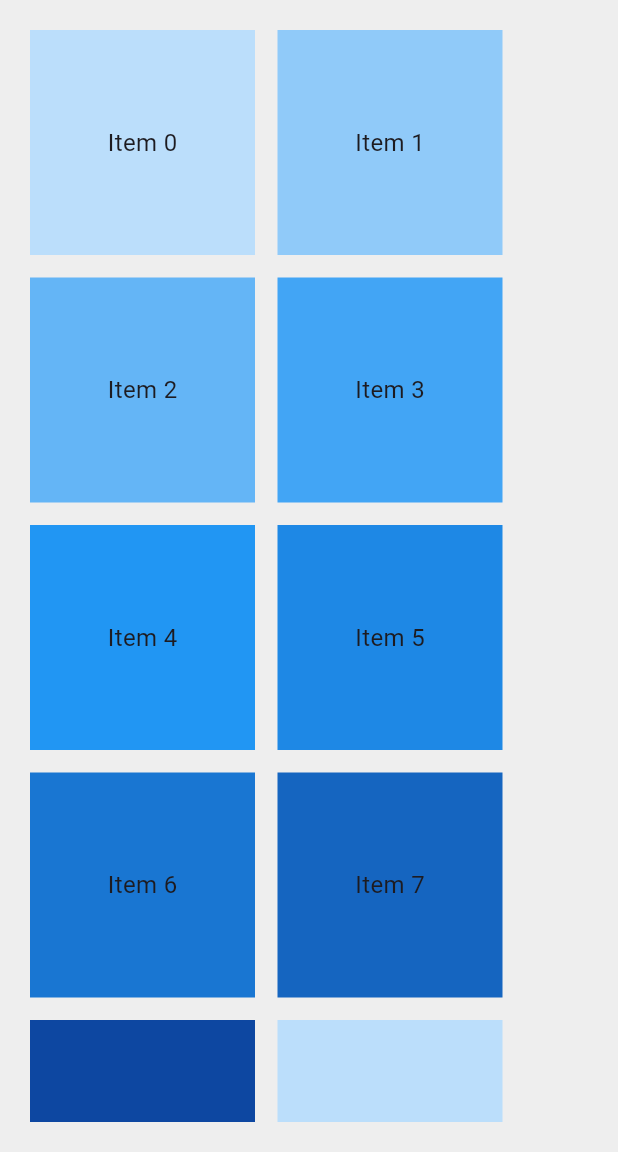
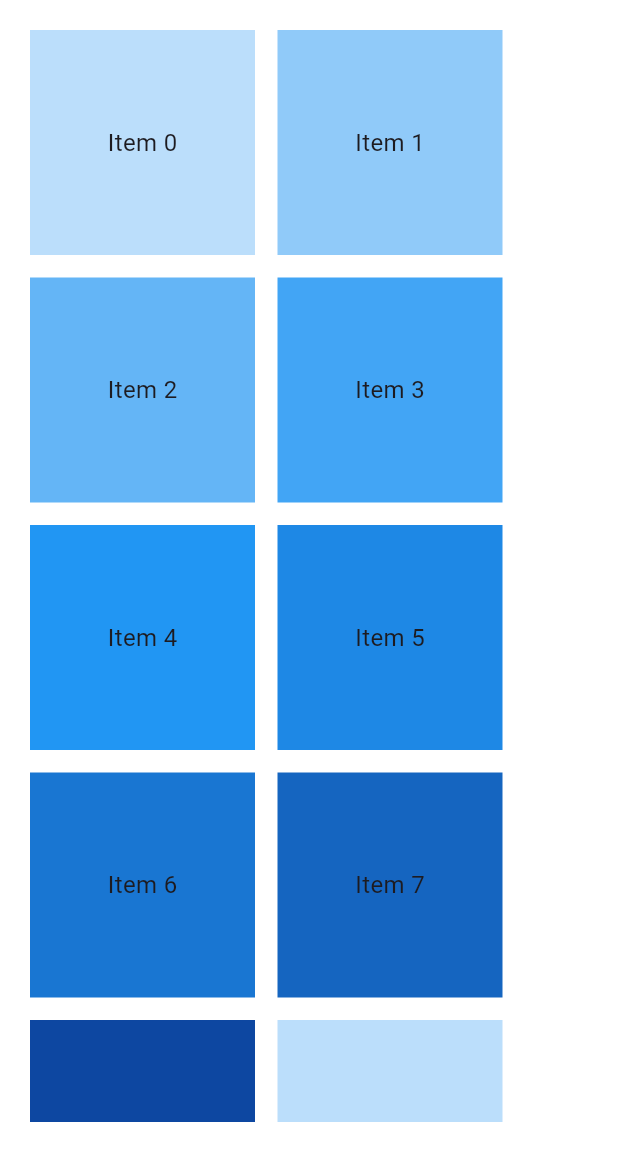
Before and after one commit to fazil-kp/free_scroll, a Flutter app: the screen it shows after launch, on a phone screen of 412 x 824 dp, the part 84-1236 px from its top. Run offline on Flutter 3.47's test engine with Material 3 defaults, Android fonts, the phone set to English and light mode, and no system bars; our stand-ins replace flutter_hooks.

Commit message:
update README.md, free_scroll.dart and pubspec.yaml

```diff
--- a/lib/free_scroll.dart
+++ b/lib/free_scroll.dart
@@ -84,7 +84,7 @@ class FreeScroll extends HookWidget {
         child: Container(
           width: width ?? double.infinity, // Use provided width or take the max available width.
           height: height ?? double.infinity, // Use provided height or take the max available height.
-          color: backgroundColor ?? Colors.grey[200], // Background color, defaults to light grey.
+          color: backgroundColor ?? Colors.white, // Background color, defaults to light grey.
           child: Padding(
             padding: padding ?? const EdgeInsets.all(20.0), // Use provided padding or default to 20.0.
             child: ClipRect(
--- a/pubspec.yaml
+++ b/pubspec.yaml
@@ -16,4 +16,4 @@ dev_dependencies:
   flutter_test:
     sdk: flutter
   flutter_lints: ^4.0.0
-flutter:
+flutter:y
```
Also changed, not shown: 1 other file.
